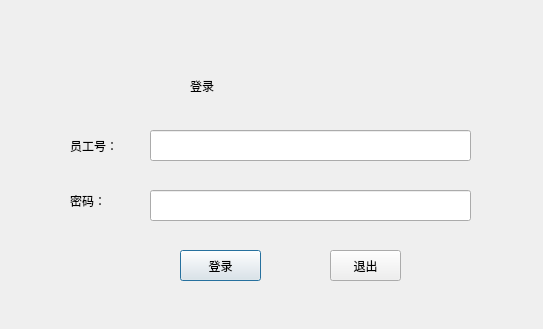
Qt form logindialog.ui (Vaskka/DR_Projects) before a commit.
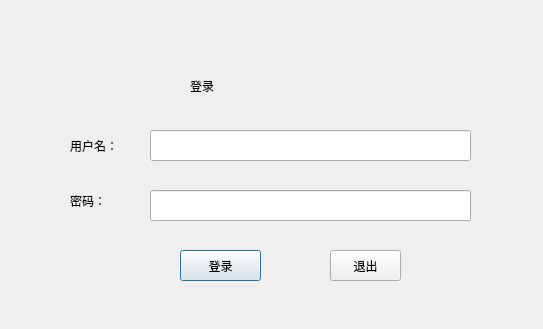
The same form after that commit.

```diff
--- a/logindialog.ui
+++ b/logindialog.ui
@@ -75,7 +75,7 @@
     </rect>
    </property>
    <property name="text">
-    <string>员工号：</string>
+    <string>用户名：</string>
    </property>
   </widget>
   <widget class="QLabel" name="Login_UserPasswordLabel">
```
